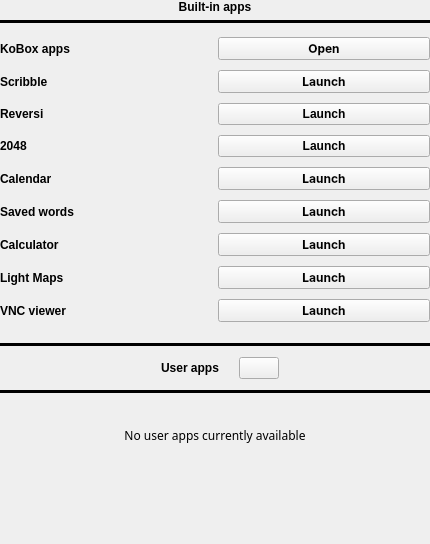
This is apps.ui in Quill-OS/quill as Qt 5 draws it before an edit. The edited form follows.
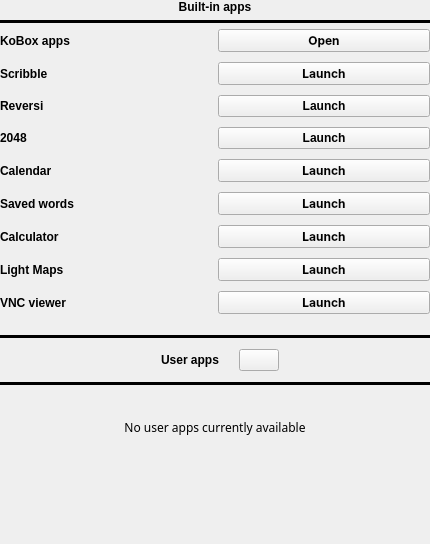
This is the edited form.

Commit message: GUI user applications: Design improvements

The edit to the form file:
```diff
--- a/apps.ui
+++ b/apps.ui
@@ -52,9 +52,9 @@
         <property name="geometry">
          <rect>
           <x>0</x>
-          <y>-30</y>
-          <width>407</width>
-          <height>541</height>
+          <y>0</y>
+          <width>428</width>
+          <height>542</height>
          </rect>
         </property>
         <layout class="QVBoxLayout" name="verticalLayout_2">
@@ -76,7 +76,7 @@
          <item>
           <layout class="QGridLayout" name="gridLayout_3">
            <property name="topMargin">
-            <number>8</number>
+            <number>0</number>
            </property>
            <property name="rightMargin">
             <number>0</number>
@@ -85,89 +85,17 @@
             <number>15</number>
            </property>
            <property name="verticalSpacing">
+            <number>6</number>
+           </property>
+           <item row="2" column="0">
+            <layout class="QGridLayout" name="gridLayout_5">
+             <property name="bottomMargin">
+              <number>0</number>
+             </property>
+             <property name="verticalSpacing">
             <number>10</number>
            </property>
-           <item row="3" column="0">
-            <widget class="QLabel" name="label_5">
-             <property name="font">
-              <font>
-               <weight>75</weight>
-               <bold>true</bold>
-              </font>
-             </property>
-             <property name="text">
-              <string>KoBox apps</string>
-             </property>
-            </widget>
-           </item>
-           <item row="12" column="0">
-            <widget class="QLabel" name="vncViewerLabel">
-             <property name="font">
-              <font>
-               <weight>75</weight>
-               <bold>true</bold>
-              </font>
-             </property>
-             <property name="text">
-              <string>VNC viewer</string>
-             </property>
-            </widget>
-           </item>
            <item row="4" column="1">
-            <widget class="QPushButton" name="scribbleLaunchBtn">
-             <property name="font">
-              <font>
-               <family>Inter</family>
-               <weight>75</weight>
-               <italic>false</italic>
-               <bold>true</bold>
-              </font>
-             </property>
-             <property name="text">
-              <string>Launch</string>
-             </property>
-            </widget>
-           </item>
-           <item row="9" column="0">
-            <widget class="QLabel" name="label_3">
-             <property name="font">
-              <font>
-               <weight>75</weight>
-               <bold>true</bold>
-              </font>
-             </property>
-             <property name="text">
-              <string>Saved words</string>
-             </property>
-            </widget>
-           </item>
-           <item row="4" column="0">
-            <widget class="QLabel" name="scribbleLabel">
-             <property name="font">
-              <font>
-               <weight>75</weight>
-               <bold>true</bold>
-              </font>
-             </property>
-             <property name="text">
-              <string>Scribble</string>
-             </property>
-            </widget>
-           </item>
-           <item row="10" column="0">
-            <widget class="QLabel" name="label_4">
-             <property name="font">
-              <font>
-               <weight>75</weight>
-               <bold>true</bold>
-              </font>
-             </property>
-             <property name="text">
-              <string>Calculator</string>
-             </property>
-            </widget>
-           </item>
-           <item row="8" column="1">
             <widget class="QPushButton" name="calendarLaunchBtn">
              <property name="font">
               <font>
@@ -181,7 +109,20 @@
              </property>
             </widget>
            </item>
-           <item row="3" column="1">
+             <item row="0" column="0">
+              <widget class="QLabel" name="label_5">
+               <property name="font">
+                <font>
+                 <weight>75</weight>
+                 <bold>true</bold>
+                </font>
+               </property>
+               <property name="text">
+                <string>KoBox apps</string>
+               </property>
+              </widget>
+             </item>
+             <item row="0" column="1">
             <widget class="QPushButton" name="koboxAppsOpenButton">
              <property name="font">
               <font>
@@ -195,46 +136,7 @@
              </property>
             </widget>
            </item>
-           <item row="11" column="0">
-            <widget class="QLabel" name="label_2">
-             <property name="font">
-              <font>
-               <weight>75</weight>
-               <bold>true</bold>
-              </font>
-             </property>
-             <property name="text">
-              <string>Light Maps</string>
-             </property>
-            </widget>
-           </item>
-           <item row="6" column="0">
-            <widget class="QLabel" name="reversiLabel">
-             <property name="font">
-              <font>
-               <weight>75</weight>
-               <bold>true</bold>
-              </font>
-             </property>
-             <property name="text">
-              <string>Reversi</string>
-             </property>
-            </widget>
-           </item>
-           <item row="6" column="1">
-            <widget class="QPushButton" name="reversiLaunchBtn">
-             <property name="font">
-              <font>
-               <weight>75</weight>
-               <bold>true</bold>
-              </font>
-             </property>
-             <property name="text">
-              <string>Launch</string>
-             </property>
-            </widget>
-           </item>
-           <item row="9" column="1">
+             <item row="5" column="1">
             <widget class="QPushButton" name="savedWordsLaunchBtn">
              <property name="font">
               <font>
@@ -248,7 +150,20 @@
              </property>
             </widget>
            </item>
-           <item row="10" column="1">
+             <item row="2" column="1">
+              <widget class="QPushButton" name="reversiLaunchBtn">
+               <property name="font">
+                <font>
+                 <weight>75</weight>
+                 <bold>true</bold>
+                </font>
+               </property>
+               <property name="text">
+                <string>Launch</string>
+               </property>
+              </widget>
+             </item>
+             <item row="6" column="1">
             <widget class="QPushButton" name="calculatorLaunchBtn">
              <property name="font">
               <font>
@@ -262,7 +177,46 @@
              </property>
             </widget>
            </item>
-           <item row="7" column="0">
+             <item row="3" column="1">
+              <widget class="QPushButton" name="g2048LaunchBtn">
+               <property name="font">
+                <font>
+                 <weight>75</weight>
+                 <bold>true</bold>
+                </font>
+               </property>
+               <property name="text">
+                <string>Launch</string>
+               </property>
+              </widget>
+             </item>
+             <item row="5" column="0">
+              <widget class="QLabel" name="label_3">
+               <property name="font">
+                <font>
+                 <weight>75</weight>
+                 <bold>true</bold>
+                </font>
+               </property>
+               <property name="text">
+                <string>Saved words</string>
+               </property>
+              </widget>
+             </item>
+             <item row="2" column="0">
+              <widget class="QLabel" name="reversiLabel">
+               <property name="font">
+                <font>
+                 <weight>75</weight>
+                 <bold>true</bold>
+                </font>
+               </property>
+               <property name="text">
+                <string>Reversi</string>
+               </property>
+              </widget>
+             </item>
+             <item row="3" column="0">
             <widget class="QLabel" name="g2048Label">
              <property name="font">
               <font>
@@ -275,34 +229,33 @@
              </property>
             </widget>
            </item>
+             <item row="1" column="0">
+              <widget class="QLabel" name="scribbleLabel">
+               <property name="font">
+                <font>
+                 <weight>75</weight>
+                 <bold>true</bold>
+                </font>
+               </property>
+               <property name="text">
+                <string>Scribble</string>
+               </property>
+              </widget>
+             </item>
+             <item row="6" column="0">
+              <widget class="QLabel" name="label_4">
+               <property name="font">
+                <font>
+                 <weight>75</weight>
+                 <bold>true</bold>
+                </font>
+               </property>
+               <property name="text">
+                <string>Calculator</string>
+               </property>
+              </widget>
+             </item>
            <item row="7" column="1">
-            <widget class="QPushButton" name="g2048LaunchBtn">
-             <property name="font">
-              <font>
-               <weight>75</weight>
-               <bold>true</bold>
-              </font>
-             </property>
-             <property name="text">
-              <string>Launch</string>
-             </property>
-            </widget>
-           </item>
-           <item row="12" column="1">
-            <widget class="QPushButton" name="vncLaunchBtn">
-             <property name="font">
-              <font>
-               <family>Inter</family>
-               <weight>75</weight>
-               <bold>true</bold>
-              </font>
-             </property>
-             <property name="text">
-              <string>Launch</string>
-             </property>
-            </widget>
-           </item>
-           <item row="11" column="1">
             <widget class="QPushButton" name="lightmapsLaunchBtn">
              <property name="font">
               <font>
@@ -317,7 +270,22 @@
              </property>
             </widget>
            </item>
-           <item row="8" column="0">
+             <item row="1" column="1">
+              <widget class="QPushButton" name="scribbleLaunchBtn">
+               <property name="font">
+                <font>
+                 <family>Inter</family>
+                 <weight>75</weight>
+                 <italic>false</italic>
+                 <bold>true</bold>
+                </font>
+               </property>
+               <property name="text">
+                <string>Launch</string>
+               </property>
+              </widget>
+             </item>
+             <item row="4" column="0">
             <widget class="QLabel" name="calendarLabel">
              <property name="font">
               <font>
@@ -330,6 +298,77 @@
              </property>
             </widget>
            </item>
+             <item row="7" column="0">
+              <widget class="QLabel" name="label_2">
+               <property name="font">
+                <font>
+                 <weight>75</weight>
+                 <bold>true</bold>
+                </font>
+               </property>
+               <property name="text">
+                <string>Light Maps</string>
+               </property>
+              </widget>
+             </item>
+             <item row="8" column="1">
+              <widget class="QPushButton" name="vncLaunchBtn">
+               <property name="font">
+                <font>
+                 <family>Inter</family>
+                 <weight>75</weight>
+                 <bold>true</bold>
+                </font>
+               </property>
+               <property name="text">
+                <string>Launch</string>
+               </property>
+              </widget>
+             </item>
+             <item row="8" column="0">
+              <widget class="QLabel" name="vncViewerLabel">
+               <property name="font">
+                <font>
+                 <weight>75</weight>
+                 <bold>true</bold>
+                </font>
+               </property>
+               <property name="text">
+                <string>VNC viewer</string>
+               </property>
+              </widget>
+             </item>
+            </layout>
+           </item>
+           <item row="1" column="0">
+            <widget class="Line" name="line">
+             <property name="frameShadow">
+              <enum>QFrame::Plain</enum>
+             </property>
+             <property name="lineWidth">
+              <number>3</number>
+             </property>
+             <property name="orientation">
+              <enum>Qt::Horizontal</enum>
+             </property>
+            </widget>
+           </item>
+           <item row="0" column="0">
+            <widget class="QLabel" name="label">
+             <property name="font">
+              <font>
+               <weight>75</weight>
+               <bold>true</bold>
+              </font>
+             </property>
+             <property name="text">
+              <string>Built-in apps</string>
+             </property>
+             <property name="alignment">
+              <set>Qt::AlignCenter</set>
+             </property>
+            </widget>
+           </item>
           </layout>
          </item>
          <item>
@@ -492,35 +531,6 @@
        </widget>
       </widget>
      </item>
-     <item row="0" column="0">
-      <widget class="QLabel" name="label">
-       <property name="font">
-        <font>
-         <weight>75</weight>
-         <bold>true</bold>
-        </font>
-       </property>
-       <property name="text">
-        <string>Built-in apps</string>
-       </property>
-       <property name="alignment">
-        <set>Qt::AlignCenter</set>
-       </property>
-      </widget>
-     </item>
-     <item row="1" column="0">
-      <widget class="Line" name="line">
-       <property name="frameShadow">
-        <enum>QFrame::Plain</enum>
-       </property>
-       <property name="lineWidth">
-        <number>3</number>
-       </property>
-       <property name="orientation">
-        <enum>Qt::Horizontal</enum>
-       </property>
-      </widget>
-     </item>
     </layout>
    </item>
   </layout>
```
Lines whose indentation alone changed are shown as unchanged. The commit also changes 1 other file.
